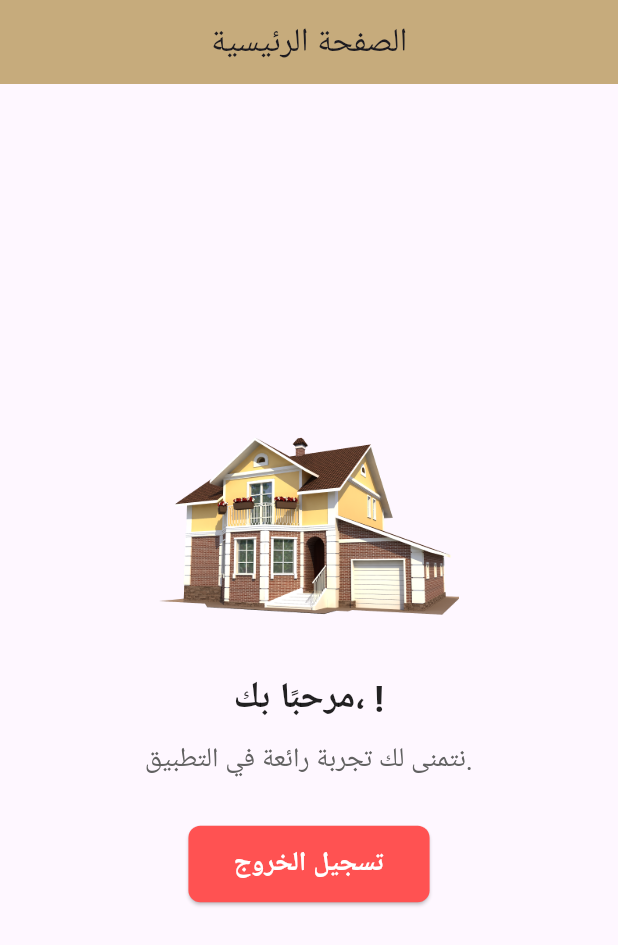
After one commit to Abudi7/homy, a Flutter app: the screen it shows once a user with an empty profile is signed in, on a phone screen of 412 x 824 dp. The commit adds this screen. Shown: the top 945 px of the screen. Run offline on Flutter 3.47's test engine with Material 3 defaults, Android fonts, the phone set to English and light mode, and no system bars; our stand-ins replace firebase_auth, firebase_core, google_fonts; accounts and stored records are empty.

Commit message:
add signin method,splach,auth screens,firebase

```diff
--- /dev/null
+++ b/lib/views/screens/auth_screens/auth_screen.dart
@@ -0,0 +1,30 @@
+import 'package:firebase_auth/firebase_auth.dart';
+import 'package:flutter/material.dart';
+import 'package:homy/views/screens/home/home_screen.dart';
+import 'package:homy/views/screens/auth_screens/login_screen.dart';
+
+class AuthScreen extends StatelessWidget {
+  const AuthScreen({super.key});
+
+  @override
+  Widget build(BuildContext context) {
+    return Scaffold(
+      body: StreamBuilder<User?>(
+        stream: FirebaseAuth.instance.authStateChanges(),
+        builder: (context, snapshot) {
+          if (snapshot.connectionState == ConnectionState.waiting) {
+            return const Center(child: CircularProgressIndicator()); // ✅ Show loading while checking auth state
+          }
+
+          if (snapshot.hasData && snapshot.data != null) {
+            final User user = snapshot.data!;
+            final String userName = user.displayName ?? user.email ?? "مستخدم";
+            return HomeScreen(userName: userName); // ✅ Navigate to HomeScreen
+          } else {
+            return const LoginScreen(); // ✅ Navigate to LoginScreen if user is not logged in
+          }
+        },
+      ),
+    );
+  }
+}
--- /dev/null
+++ b/lib/views/screens/home/home_screen.dart
@@ -0,0 +1,78 @@
+import 'package:firebase_auth/firebase_auth.dart';
+import 'package:flutter/material.dart';
+import 'package:homy/views/screens/auth_screens/login_screen.dart';
+
+class HomeScreen extends StatelessWidget {
+  final String userName; // اسم المستخدم (يتم تمريره عند تسجيل الدخول)
+
+  const HomeScreen({super.key, required this.userName});
+
+  @override
+  Widget build(BuildContext context) {
+    return Scaffold(
+      appBar: AppBar(
+        title: const Text("الصفحة الرئيسية"),
+        centerTitle: true,
+        backgroundColor: const Color(0xFFc6ab7c),
+      ),
+      body: Center(
+        child: Padding(
+          padding: const EdgeInsets.all(20.0),
+          child: Column(
+            mainAxisAlignment: MainAxisAlignment.center,
+            crossAxisAlignment: CrossAxisAlignment.center,
+            children: [
+              // صورة ترحيبية
+              Image.asset(
+                'assets/images/welcome.png', // تأكد من إضافة صورة ترحيب إلى مجلد assets
+                height: 150,
+              ),
+              const SizedBox(height: 20),
+
+              // رسالة الترحيب
+              Text(
+                "مرحبًا بك، $userName!",
+                style: const TextStyle(
+                  fontSize: 24,
+                  fontWeight: FontWeight.bold,
+                  color: Colors.black87,
+                ),
+                textAlign: TextAlign.center,
+              ),
+              const SizedBox(height: 10),
+
+              Text(
+                "نتمنى لك تجربة رائعة في التطبيق.",
+                style: TextStyle(fontSize: 18, color: Colors.grey.shade700),
+                textAlign: TextAlign.center,
+              ),
+              const SizedBox(height: 30),
+
+              // زر تسجيل الخروج
+              ElevatedButton(
+                onPressed: () async {
+                  await FirebaseAuth.instance.signOut(); // ✅ تسجيل خروج المستخدم من Firebase
+
+                  // ✅ الانتقال إلى شاشة تسجيل الدخول واستبدال الصفحة الحالية
+                  Navigator.pushReplacement(
+                    context,
+                    MaterialPageRoute(builder: (context) => const LoginScreen()),
+                  );
+                },
+                style: ElevatedButton.styleFrom(
+                  backgroundColor: Colors.redAccent,
+                  padding: const EdgeInsets.symmetric(horizontal: 30, vertical: 12),
+                  shape: RoundedRectangleBorder(borderRadius: BorderRadius.circular(8)),
+                ),
+                child: const Text(
+                  "تسجيل الخروج",
+                  style: TextStyle(fontSize: 18, fontWeight: FontWeight.bold, color: Colors.white),
+                ),
+              ),
+            ],
+          ),
+        ),
+      ),
+    );
+  }
+}
--- a/pubspec.yaml
+++ b/pubspec.yaml
@@ -37,6 +37,8 @@ dependencies:
   google_fonts: ^6.2.1
   font_awesome_flutter: ^10.8.0
   flutter_localization: ^0.3.1
+  firebase_core: ^3.12.0
+  firebase_auth: ^5.5.0
 
 dev_dependencies:
   flutter_test:
```
Also changed, not shown: lib/main.dart (+11 -20 lines), lib/views/screens/auth_screens/login_screen.dart (+77 -51 lines), lib/views/screens/splash/splash_screen.dart (added, +72 -0 lines), assets/images/welcome.png (added), firebase.json (added), lib/firebase_options.dart (added), pubspec.lock, 8 other files.
